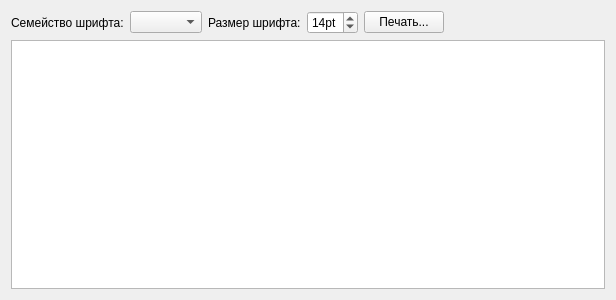
Before: the Qt Designer form src/therapeutist/examinationpreview.ui in megakoko/m-system, drawn with Qt 5.
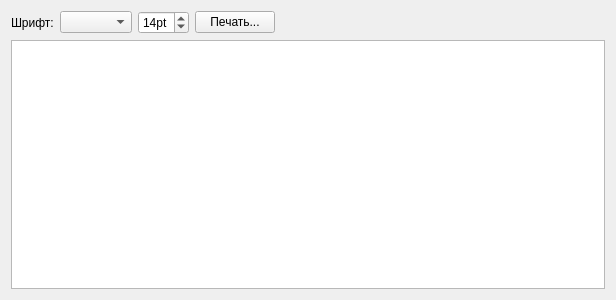
After: the same form once the commit is applied.

Commit message: Упростил интерфейсы создания отчета по осмотрам и печати осмотра.

```diff
--- a/src/therapeutist/examinationpreview.ui
+++ b/src/therapeutist/examinationpreview.ui
@@ -19,20 +19,13 @@
      <item>
       <widget class="QLabel" name="label">
        <property name="text">
-        <string>Семейство шрифта:</string>
+        <string>Шрифт:</string>
        </property>
       </widget>
      </item>
      <item>
       <widget class="QComboBox" name="m_fontFamily"/>
      </item>
-     <item>
-      <widget class="QLabel" name="label_2">
-       <property name="text">
-        <string>Размер шрифта:</string>
-       </property>
-      </widget>
-     </item>
      <item>
       <widget class="QSpinBox" name="m_fontSize">
        <property name="suffix">
```
The commit also changes 3 other files.
